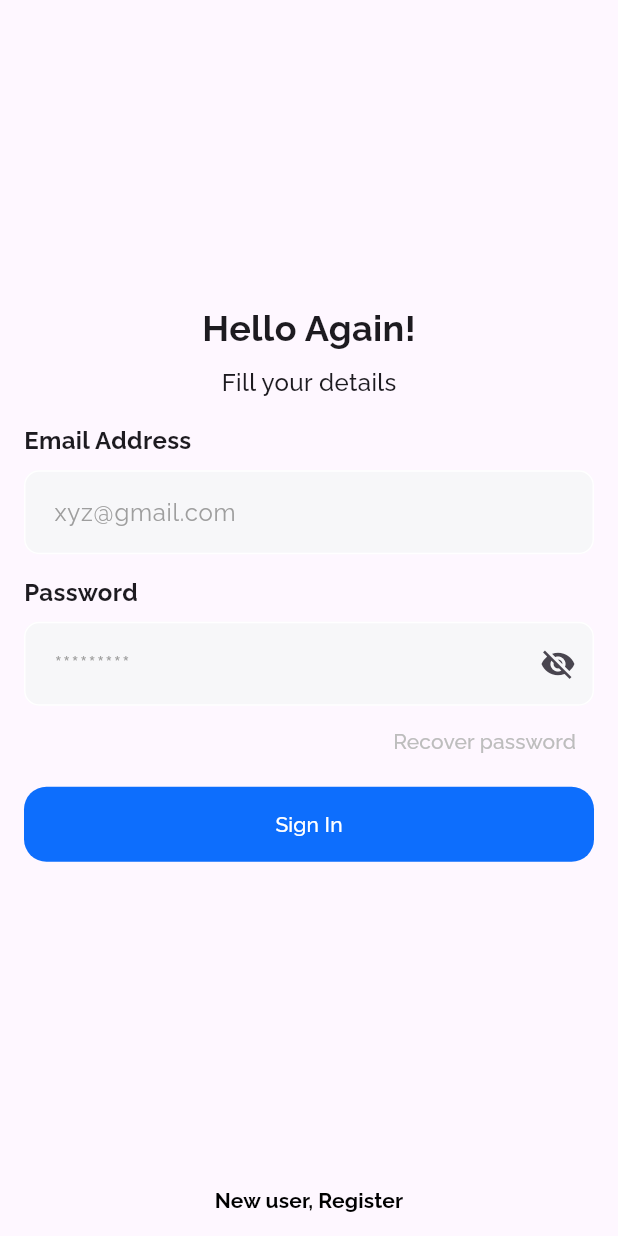
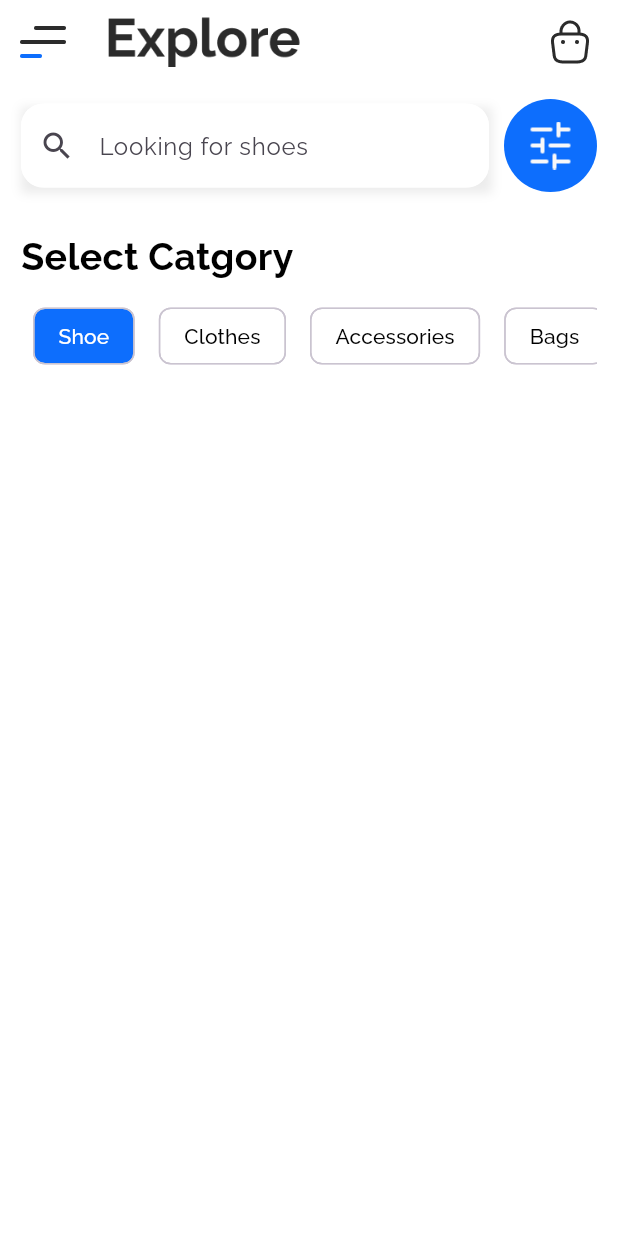
Before and after one commit to DevPrecious/ecommerce-youtube, a Flutter app: the screen it shows after launch, after a tap on "Sign In", on a phone screen of 412 x 824 dp. Run offline on Flutter 3.47's test engine with Material 3 defaults, Android fonts, the phone set to English and light mode, and no system bars; our stand-ins replace get, google_fonts.

Commit message:
[add] App

```diff
--- a/ecomapp/lib/const/colors.dart
+++ b/ecomapp/lib/const/colors.dart
@@ -1,4 +1,4 @@
 import 'package:flutter/material.dart';
 
 const Color textFieldColor = Color(0xffF7F7F9);
-const Color buttonColor = Color(0xff0D6EFD);
+const Color primaryColor = Color(0xff0D6EFD);
--- a/ecomapp/lib/main.dart
+++ b/ecomapp/lib/main.dart
@@ -14,7 +14,7 @@ class MyApp extends StatelessWidget {
   @override
   Widget build(BuildContext context) {
     return GetMaterialApp(
-      title: 'Flutter Demo',
+      title: 'Ecommerce',
       theme: ThemeData(fontFamily: GoogleFonts.raleway().fontFamily),
       home: const LoginView(),
     );
--- a/ecomapp/lib/views/auth/login_view.dart
+++ b/ecomapp/lib/views/auth/login_view.dart
@@ -1,4 +1,5 @@
 import 'package:ecomapp/views/auth/register_view.dart';
+import 'package:ecomapp/views/home/home_view.dart';
 import 'package:ecomapp/views/widgets/button_widget.dart';
 import 'package:ecomapp/views/widgets/text_field_widget.dart';
 import 'package:flutter/material.dart';
@@ -68,7 +69,12 @@ class _LoginViewState extends State<LoginView> {
                       ),
                     ),
                     SizedBox(height: 6),
-                    ButtonWidget(text: 'Sign In', onPressed: () {}),
+                    ButtonWidget(
+                      text: 'Sign In',
+                      onPressed: () {
+                        Get.to(() => const HomeView());
+                      },
+                    ),
                   ],
                 ),
               ),
--- /dev/null
+++ b/ecomapp/lib/views/home/home_view.dart
@@ -0,0 +1,86 @@
+import 'package:ecomapp/const/colors.dart';
+import 'package:ecomapp/views/widgets/category_widget.dart';
+import 'package:ecomapp/views/widgets/filter_widget.dart';
+import 'package:flutter/material.dart';
+
+class HomeView extends StatefulWidget {
+  const HomeView({super.key});
+
+  @override
+  State<HomeView> createState() => _HomeViewState();
+}
+
+class _HomeViewState extends State<HomeView> {
+  final categories = [
+    ['Shoe', true],
+    ['Clothes', false],
+    ['Accessories', false],
+    ['Bags', false],
+    ['Watches', true],
+  ];
+
+  @override
+  Widget build(BuildContext context) {
+    return Scaffold(
+      backgroundColor: Colors.white,
+      appBar: AppBar(
+        backgroundColor: Colors.white,
+        elevation: 0,
+        leading: Image.asset('assets/images/Hamburger.png', scale: 1.5),
+        title: Image.asset('assets/images/Explore.png', scale: 1.8),
+        actions: [
+          Padding(
+            padding: const EdgeInsets.only(right: 8.0),
+            child: Container(
+              padding: const EdgeInsets.all(8.0),
+              decoration: BoxDecoration(
+                shape: BoxShape.circle,
+                color: Colors.white,
+              ),
+              child: Image.asset("assets/images/bag-2.png", scale: 1.5),
+            ),
+          ),
+        ],
+      ),
+      body: Padding(
+        padding: const EdgeInsets.symmetric(horizontal: 14.0, vertical: 10.0),
+        child: Column(
+          crossAxisAlignment: CrossAxisAlignment.start,
+          children: [
+            FilterWidget(
+              controller: TextEditingController(),
+              hintText: 'Looking for shoes',
+            ),
+            SizedBox(height: 25),
+            Text(
+              'Select Catgory',
+              style: TextStyle(
+                fontSize: 25,
+                fontWeight: FontWeight.bold,
+                color: Colors.black,
+              ),
+            ),
+            SizedBox(height: 10),
+            SizedBox(
+              height: 50,
+              child: ListView.builder(
+                shrinkWrap: true,
+                itemCount: categories.length,
+                scrollDirection: Axis.horizontal,
+                itemBuilder: (context, index) {
+                  return Padding(
+                    padding: const EdgeInsets.symmetric(horizontal: 8.0),
+                    child: CategoryWidget(
+                      text: categories[index][0].toString(),
+                      isSelected: categories[index][1] as bool,
+                    ),
+                  );
+                },
+              ),
+            ),
+          ],
+        ),
+      ),
+    );
+  }
+}
--- a/ecomapp/lib/views/widgets/button_widget.dart
+++ b/ecomapp/lib/views/widgets/button_widget.dart
@@ -17,7 +17,7 @@ class ButtonWidget extends StatelessWidget {
         child: Text(text, style: TextStyle(fontSize: 14, color: Colors.white)),
         style: ElevatedButton.styleFrom(
           elevation: 0,
-          backgroundColor: buttonColor,
+          backgroundColor: primaryColor,
           shape: RoundedRectangleBorder(
             borderRadius: BorderRadius.circular(15),
           ),
--- /dev/null
+++ b/ecomapp/lib/views/widgets/category_widget.dart
@@ -0,0 +1,24 @@
+import 'package:ecomapp/const/colors.dart';
+import 'package:flutter/material.dart';
+
+class CategoryWidget extends StatelessWidget {
+  const CategoryWidget({
+    super.key,
+    required this.text,
+    this.isSelected = false,
+  });
+
+  final bool isSelected;
+  final String text;
+
+  @override
+  Widget build(BuildContext context) {
+    return Chip(
+      label: Text(
+        text,
+        style: TextStyle(color: isSelected ? Colors.white : Colors.black),
+      ),
+      backgroundColor: isSelected ? primaryColor : Colors.white,
+    );
+  }
+}
--- /dev/null
+++ b/ecomapp/lib/views/widgets/filter_widget.dart
@@ -0,0 +1,61 @@
+import 'package:ecomapp/const/colors.dart';
+import 'package:flutter/material.dart';
+
+class FilterWidget extends StatelessWidget {
+  const FilterWidget({
+    super.key,
+    required this.controller,
+    required this.hintText,
+  });
+
+  final TextEditingController controller;
+  final String hintText;
+
+  @override
+  Widget build(BuildContext context) {
+    return Row(
+      children: [
+        Expanded(
+          child: Container(
+            decoration: BoxDecoration(
+              boxShadow: [
+                BoxShadow(
+                  color: Colors.grey.withOpacity(0.2),
+                  spreadRadius: 1,
+                  blurRadius: 5,
+                  offset: const Offset(1, 3),
+                ),
+              ],
+            ),
+            child: TextField(
+              decoration: InputDecoration(
+                border: InputBorder.none,
+                hintText: 'Looking for shoes',
+                filled: true,
+                fillColor: Colors.white,
+                prefixIcon: Icon(Icons.search),
+                enabledBorder: OutlineInputBorder(
+                  borderRadius: BorderRadius.circular(15),
+                  borderSide: const BorderSide(color: Colors.white, width: 1),
+                ),
+                focusedBorder: OutlineInputBorder(
+                  borderRadius: BorderRadius.circular(15),
+                  borderSide: const BorderSide(color: Colors.white, width: 1),
+                ),
+              ),
+            ),
+          ),
+        ),
+        SizedBox(width: 10),
+        Container(
+          padding: const EdgeInsets.all(15.0),
+          decoration: BoxDecoration(
+            shape: BoxShape.circle,
+            color: primaryColor,
+          ),
+          child: Image.asset('assets/images/sliders.png', scale: 1.5),
+        ),
+      ],
+    );
+  }
+}
--- a/ecomapp/pubspec.yaml
+++ b/ecomapp/pubspec.yaml
@@ -61,9 +61,8 @@ flutter:
   uses-material-design: true
 
   # To add assets to your application, add an assets section, like this:
-  # assets:
-  #   - images/a_dot_burr.jpeg
-  #   - images/a_dot_ham.jpeg
+  assets:
+    - assets/images/
 
   # An image asset can refer to one or more resolution-specific "variants", see
   # https://flutter.dev/to/resolution-aware-images
```
Also changed, not shown: ecomapp/assets/images/Explore.png (added), ecomapp/assets/images/Hamburger.png (added), ecomapp/assets/images/bag-2.png (added), ecomapp/assets/images/sliders.png (added), 2 other files.
